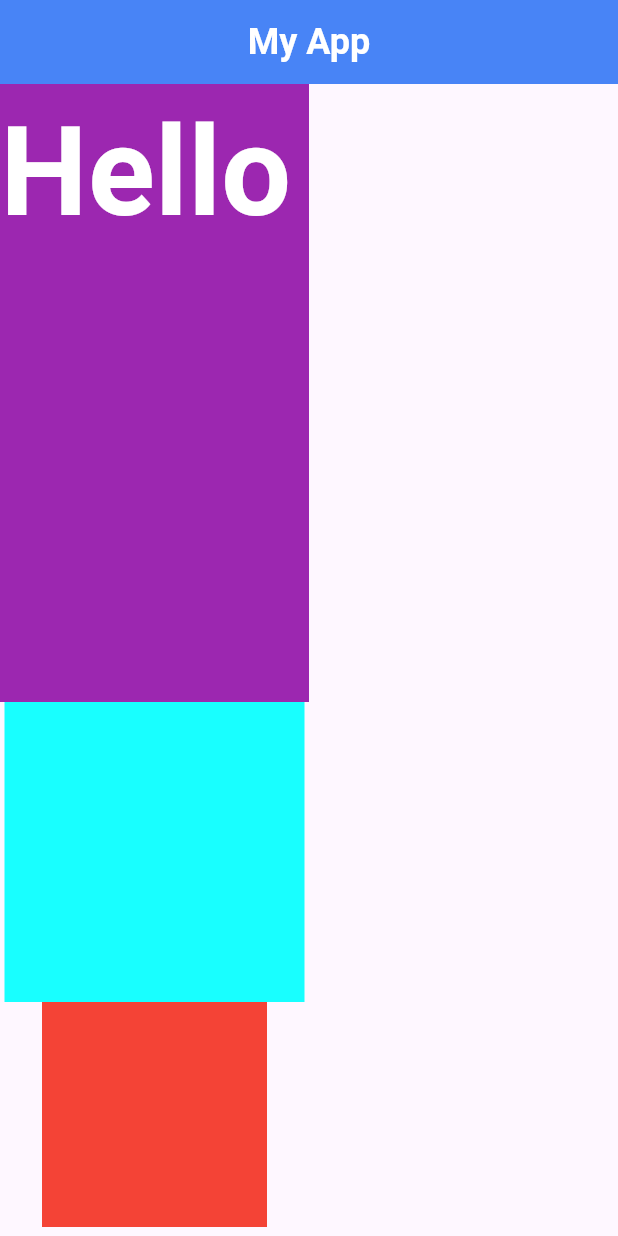
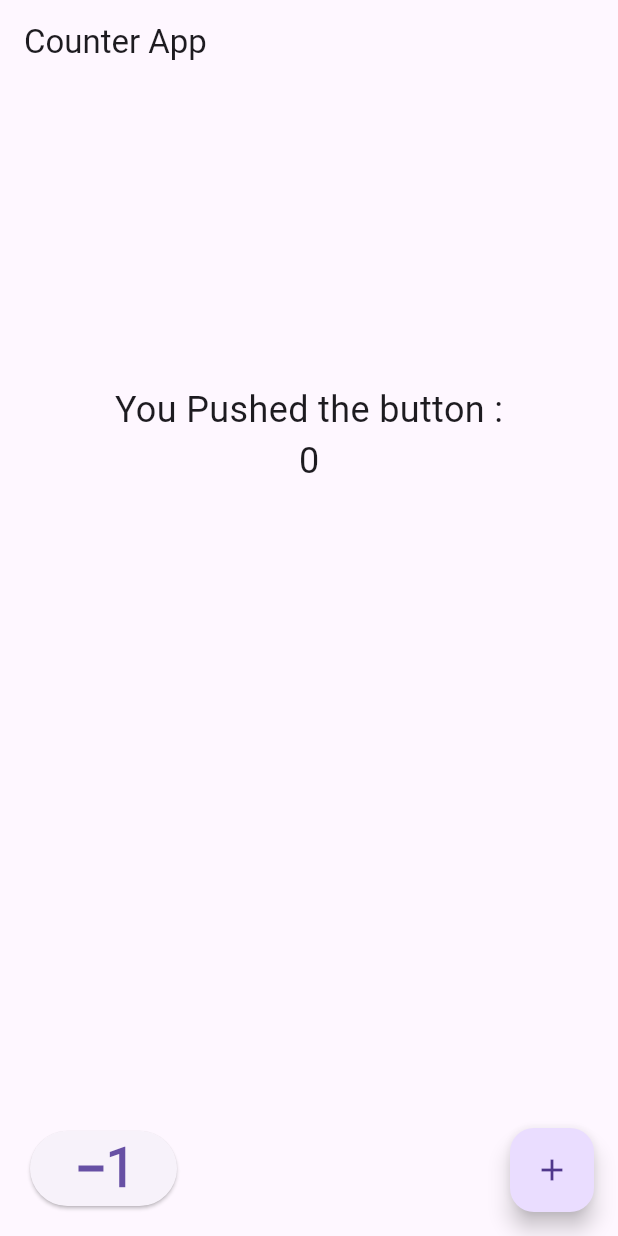
Before and after one commit to kafi015/picoverse-it-flutter-batch-one, a Flutter app: the screen it shows after launch, on a phone screen of 412 x 824 dp. Run offline on Flutter 3.47's test engine with Material 3 defaults, Android fonts, the phone set to English and light mode, and no system bars.

Commit message:
Counter App

```diff
--- /dev/null
+++ b/lib/counter_screen.dart
@@ -0,0 +1,66 @@
+import 'dart:developer';
+
+import 'package:flutter/material.dart';
+
+class Counter extends StatefulWidget {
+  const Counter({super.key});
+
+  @override
+  State<Counter> createState() => _CounterState();
+}
+
+class _CounterState extends State<Counter> {
+  int count = 0;
+
+  @override
+  Widget build(BuildContext context) {
+    return Scaffold(
+      appBar: AppBar(
+        title: const Text('Counter App'),
+      ),
+
+      body: Column(
+        crossAxisAlignment: CrossAxisAlignment.start,
+        children: [
+          const SizedBox(height: 200,),
+          const Center(child: Text('You Pushed the button :',style: TextStyle(fontSize: 24),)),
+          Center(child: Text('$count',style: const TextStyle(fontSize: 24),)),
+
+          const Spacer(),
+
+          Padding(
+            padding: const EdgeInsets.all(20.0),
+            child: ElevatedButton(
+              onPressed: () {
+                log('Elevated Button pressed');
+
+                if(count>0)
+                  {
+                    count = count - 1;
+                  }
+                log(count.toString());
+
+                setState(() {});
+              },
+              child: const Icon(Icons.exposure_minus_1,size: 50,),
+            ),
+          ),
+
+        ],
+      ),
+
+      floatingActionButton: FloatingActionButton(
+        onPressed: () {
+          log('pressed');
+          count = count + 1;
+          log(count.toString());
+
+          setState(() {});
+        },
+        child: const Icon(Icons.add),
+
+      ),
+
+    );
+  }
+}
--- a/lib/main.dart
+++ b/lib/main.dart
@@ -1,22 +1,19 @@
 import 'package:flutter/material.dart';
-import 'package:picoverseit/grid_view.dart';
-import 'package:picoverseit/home_screen.dart';
-import 'package:picoverseit/tab_bar.dart';
-// Day 08:- stack, listviewBuilder,gridview, tab-bar, media query
-void main()
-{
-  runApp(const MyApp());
+import 'package:picoverseit/counter_screen.dart';
+
+void main() {
+  runApp(MyApp());
 }
 
 class MyApp extends StatelessWidget {
-  const MyApp({super.key});
-
   @override
   Widget build(BuildContext context) {
-    return const MaterialApp(
-      debugShowCheckedModeBanner: false,
-      home: HomeScreen(),
-
+    return MaterialApp(
+      title: 'Flutter Counter App',
+      theme: ThemeData(
+        primarySwatch: Colors.blue,
+      ),
+      home: Counter(),
     );
   }
 }
```
Also changed, not shown: lib/calculator_screen.dart (added, +139 -0 lines).
